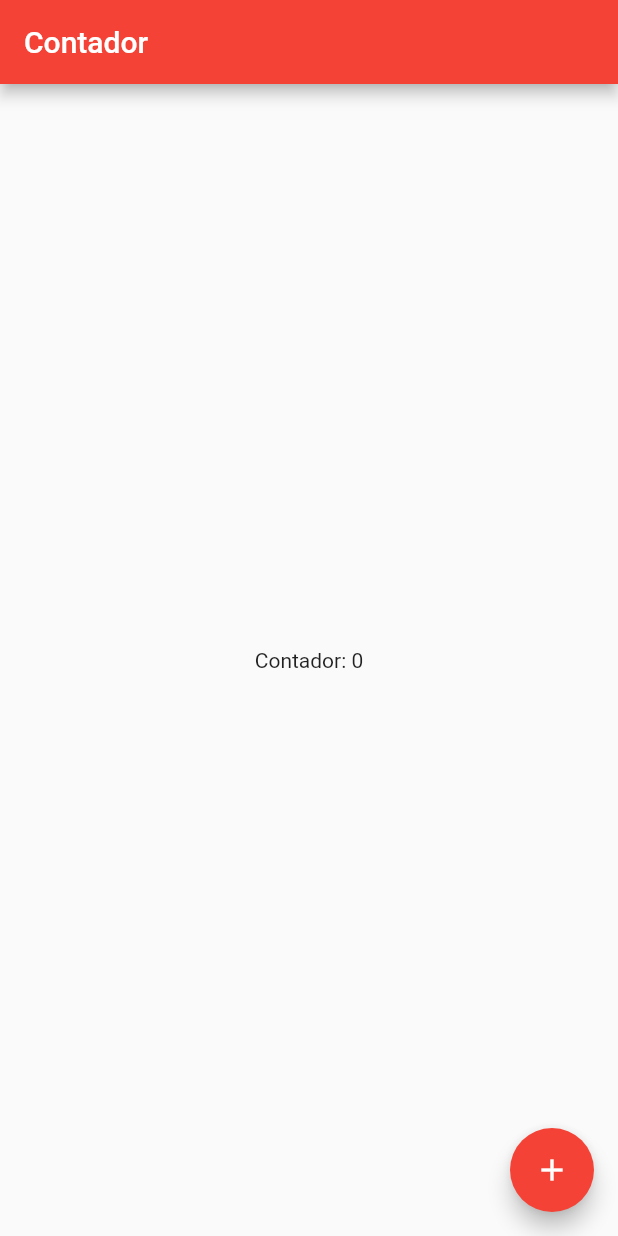
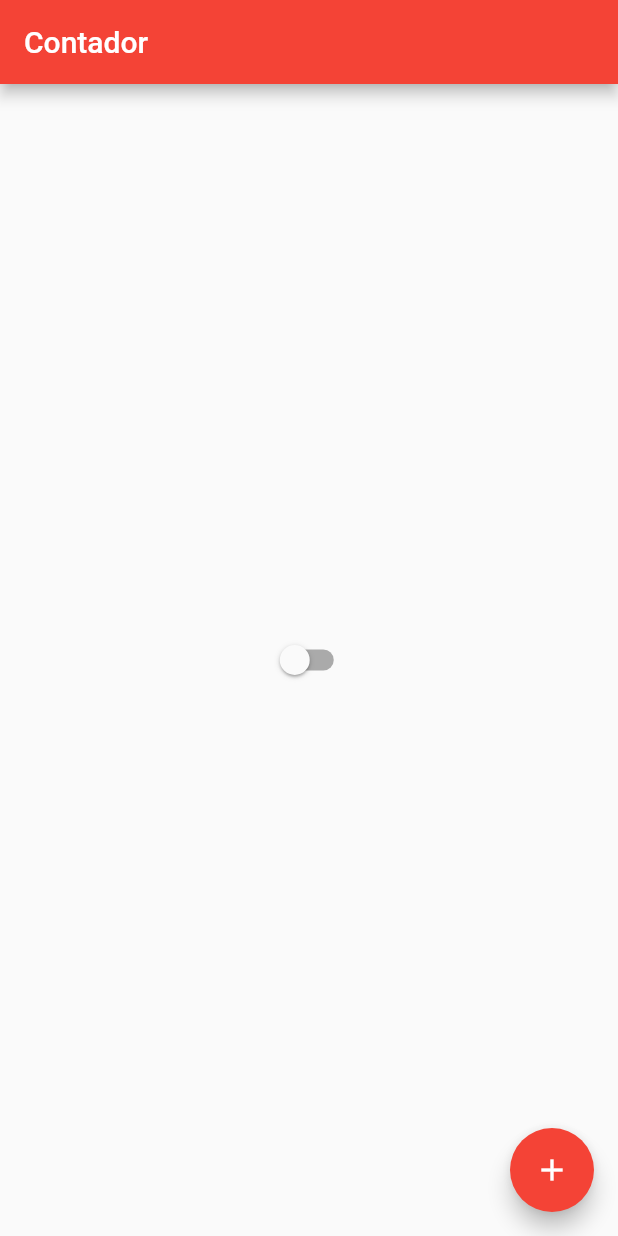
Before and after one commit to jisellevms/Flutter-Dark-Theme, a Flutter app: the screen it shows after launch, on a phone screen of 412 x 824 dp. Run offline on Flutter 3.47's test engine with Material 2 defaults, Android fonts, the phone set to English and light mode, and no system bars.

Commit message:
subindo projeto

```diff
--- /dev/null
+++ b/lib/app_controller.dart
@@ -0,0 +1,13 @@
+import 'package:flutter/cupertino.dart';
+
+class AppController extends ChangeNotifier{
+
+  static AppController instance = AppController();
+
+  bool isDartTheme = false;
+
+  changeTheme(){
+    isDartTheme = !isDartTheme;
+    notifyListeners();
+  }
+}
--- a/lib/app_widget.dart
+++ b/lib/app_widget.dart
@@ -1,16 +1,23 @@
 import 'package:flutter/material.dart';
+import 'package:flutter_project/app_controller.dart';
 
 import 'home_page.dart';
 
-class MyWidget extends StatelessWidget{
-
-
-
+class MyWidget extends StatelessWidget {
   @override
   Widget build(BuildContext context) {
-    return MaterialApp(
-      theme: ThemeData(primarySwatch: Colors.red),
-      home: HomePage(),
+    return AnimatedBuilder(
+      animation: AppController.instance,
+      builder: (BuildContext context, Widget child) {
+        return MaterialApp(
+          theme: ThemeData(
+              primarySwatch: Colors.red,
+              brightness: AppController.instance.isDartTheme
+                  ? Brightness.dark
+                  : Brightness.light),
+          home: HomePage(),
+        );
+      },
     );
   }
 }
--- a/lib/home_page.dart
+++ b/lib/home_page.dart
@@ -1,4 +1,5 @@
 import 'package:flutter/material.dart';
+import 'package:flutter_project/app_controller.dart';
 
 class HomePage extends StatefulWidget {
   @override
@@ -7,14 +8,17 @@ class HomePage extends StatefulWidget {
 
 class _HomePageState extends State<HomePage> {
   int counter = 0;
+
   @override
   Widget build(BuildContext context) {
     return Scaffold(
       appBar: AppBar(title: Text("Contador")),
       body: Center(
-          child: GestureDetector(
-        child: Text("Contador: $counter"),
-        onTap: () {},
+          child: Switch(
+        value: AppController.instance.isDartTheme,
+        onChanged: (value) {
+           AppController.instance.changeTheme();
+        },
       )),
       floatingActionButton: FloatingActionButton(
         onPressed: () {
```
